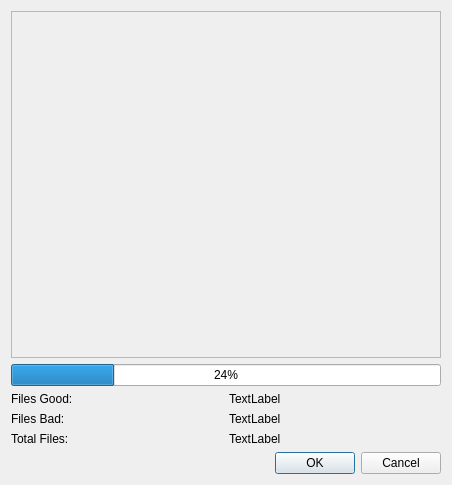
Above: validationdialog.ui from rm5248/RenegadeXLauncher before the change. Below: the same form after it.
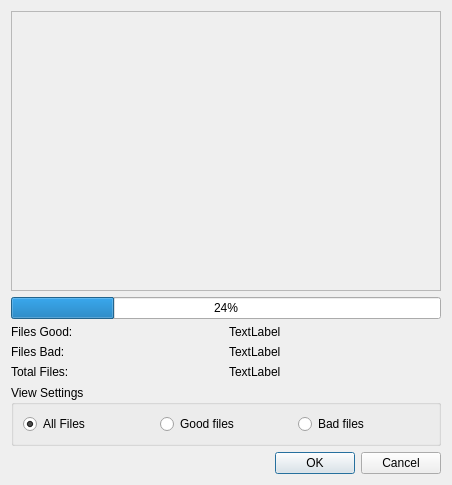
That is the form after the change.

Patch:
```diff
--- a/validationdialog.ui
+++ b/validationdialog.ui
@@ -25,7 +25,7 @@
         <x>0</x>
         <y>0</y>
         <width>432</width>
-        <height>324</height>
+        <height>247</height>
        </rect>
       </property>
      </widget>
@@ -134,6 +134,39 @@
      </layout>
     </widget>
    </item>
+   <item>
+    <widget class="QGroupBox" name="groupBox">
+     <property name="title">
+      <string>View Settings</string>
+     </property>
+     <layout class="QHBoxLayout" name="horizontalLayout_4">
+      <item>
+       <widget class="QRadioButton" name="allRadio">
+        <property name="text">
+         <string>All Files</string>
+        </property>
+        <property name="checked">
+         <bool>true</bool>
+        </property>
+       </widget>
+      </item>
+      <item>
+       <widget class="QRadioButton" name="goodRadio">
+        <property name="text">
+         <string>Good files</string>
+        </property>
+       </widget>
+      </item>
+      <item>
+       <widget class="QRadioButton" name="badRadio">
+        <property name="text">
+         <string>Bad files</string>
+        </property>
+       </widget>
+      </item>
+     </layout>
+    </widget>
+   </item>
    <item>
     <widget class="QDialogButtonBox" name="buttonBox">
      <property name="orientation">
```
